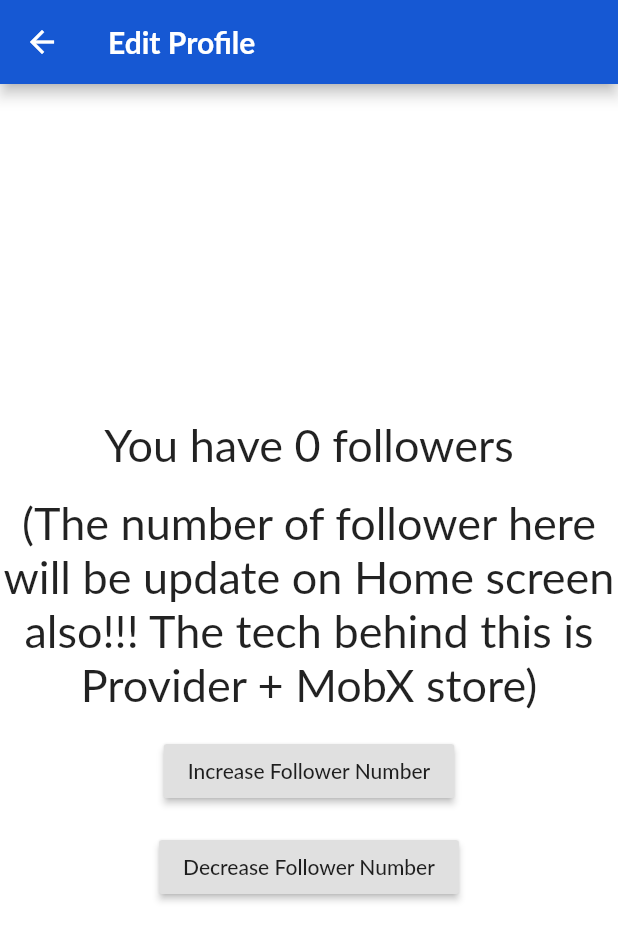
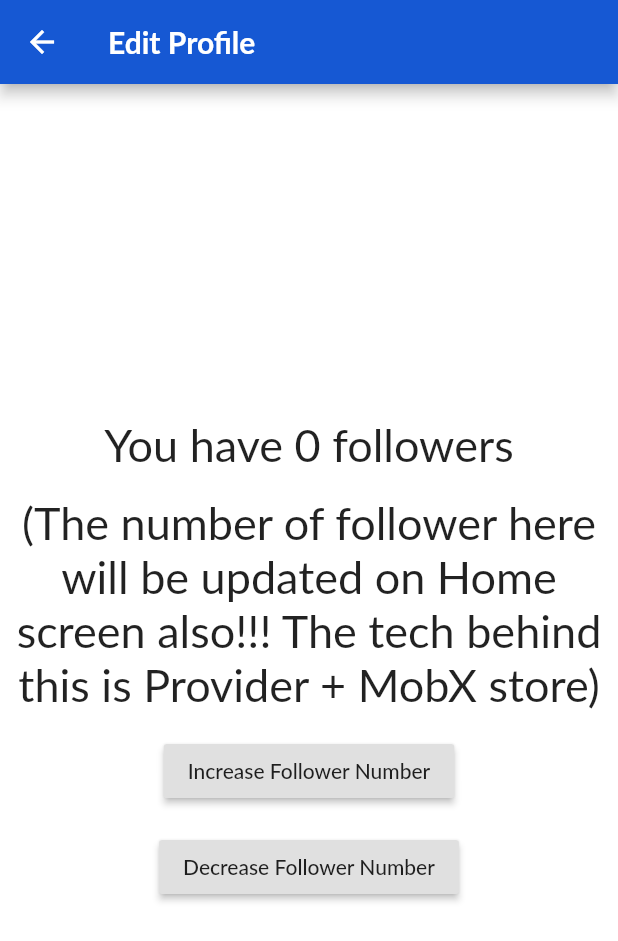
Before and after one commit to hieuvh3011/flutter-architecture, a Flutter app: the EditProfileScreen screen opened directly, on a phone screen of 412 x 824 dp. Shown: the top 941 px of the screen. Run offline on Flutter 3.47's test engine with Material 2 defaults, Android fonts, the phone set to English and light mode, and no system bars; our stand-ins replace fluro, flutter_mobx, mobx; generated files the repository leaves out were written again; statements that could not run were skipped.

Commit message:
Edit typo

```diff
--- a/lib/screen/demo_mobx/edit_profile/edit_profile_screen.dart
+++ b/lib/screen/demo_mobx/edit_profile/edit_profile_screen.dart
@@ -40,7 +40,7 @@ class _EditProfileScreenState extends State<EditProfileScreen> {
               height: Dimens.screenPaddingVertical,
             ),
             Text(
-              '(The number of follower here will be update on Home screen also!!! The tech behind this is Provider + MobX store)',
+              '(The number of follower here will be updated on Home screen also!!! The tech behind this is Provider + MobX store)',
               style: TextStyle(fontSize: Dimens.headerTextSize),
               textAlign: TextAlign.center,
             ),
```
